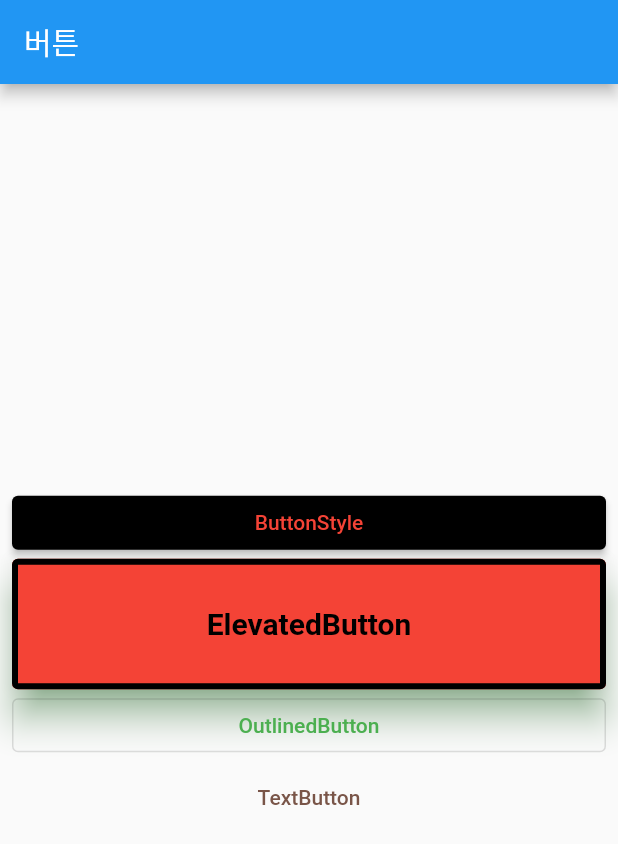
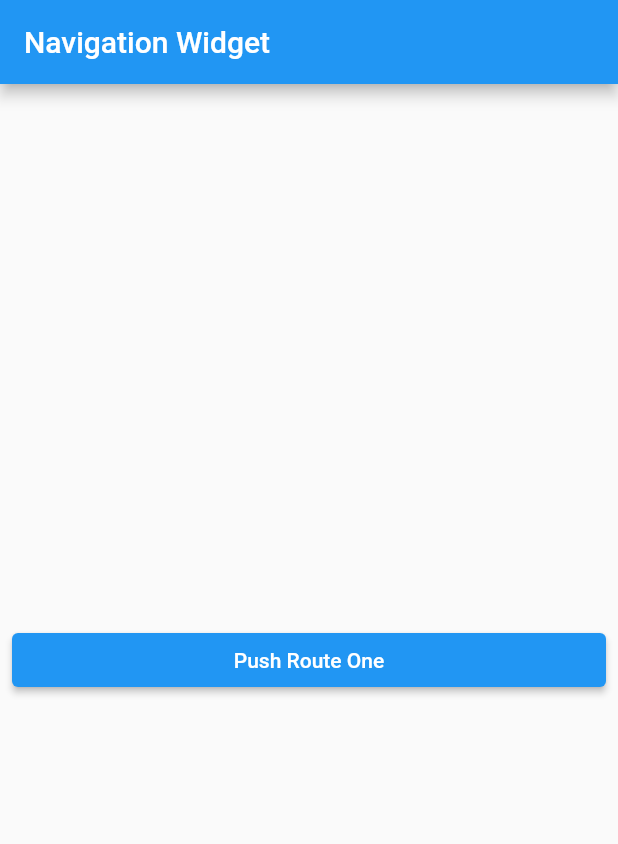
Before and after one commit to Jong-Yu/flutter_splash_screen, a Flutter app: the screen it shows after launch, on a phone screen of 412 x 824 dp. Shown: the top 844 px of the screen. Run offline on Flutter 3.47's test engine with Material 2 defaults, Android fonts, the phone set to English and light mode, and no system bars; our stand-ins replace webview_flutter.

```diff
--- /dev/null
+++ b/lib/layout/main_layout.dart
@@ -0,0 +1,24 @@
+import 'package:flutter/material.dart';
+
+class MainLayout extends StatelessWidget {
+  final String title;
+  final List<Widget> children;
+  const MainLayout({required this.title, required this.children, super.key});
+
+  @override
+  Widget build(BuildContext context) {
+    return Scaffold(
+      appBar: AppBar(
+        title: Text(title),
+      ),
+      body: Padding(
+        padding: EdgeInsets.symmetric(horizontal: 8.0),
+        child: Column(
+          mainAxisAlignment: MainAxisAlignment.center,
+          crossAxisAlignment: CrossAxisAlignment.stretch,
+          children: children,
+        ),
+      ),
+    );
+  }
+}
--- /dev/null
+++ b/lib/screen/navigation/navigation.dart
@@ -0,0 +1,28 @@
+import 'package:flutter/material.dart';
+import 'package:hello_world/layout/main_layout.dart';
+import 'package:hello_world/screen/navigation/route_one_screen.dart';
+
+class NavigationWidget extends StatelessWidget {
+  const NavigationWidget({super.key});
+
+  @override
+  Widget build(BuildContext context) {
+    return MainLayout(
+      title: 'Navigation Widget',
+      children: [
+        ElevatedButton(
+          onPressed: () async {
+            final result = await Navigator.of(context).push(
+              MaterialPageRoute(
+                builder: (BuildContext context) => RouteOneScreen(number: 123),
+              ),
+            );
+
+            print(result);
+          },
+          child: Text("Push Route One"),
+        ),
+      ],
+    );
+  }
+}
--- a/lib/screen/random_number.dart
+++ b/lib/screen/randomNumber/random_number.dart
@@ -3,7 +3,7 @@ import 'dart:math';
 import 'package:flutter/material.dart';
 import 'package:hello_world/component/number_row.dart';
 import 'package:hello_world/constant/color.dart';
-import 'package:hello_world/screen/settings_screen.dart';
+import 'package:hello_world/screen/randomNumber/settings_screen.dart';
 
 class RandomNumber extends StatefulWidget {
   const RandomNumber({super.key});
--- a/lib/screen/settings_screen.dart
+++ b/lib/screen/randomNumber/settings_screen.dart
@@ -1,7 +1,7 @@
 import 'package:flutter/material.dart';
 import 'package:hello_world/component/number_row.dart';
 
-import '../constant/color.dart';
+import '../../constant/color.dart';
 
 class SettingsScreen extends StatefulWidget {
   final int maxNumber;
```
Also changed, not shown: lib/main.dart (+12 -3 lines), lib/screen/navigation/route_one_screen.dart (added, +40 -0 lines), lib/screen/navigation/route_three_screen.dart (added, +27 -0 lines), lib/screen/navigation/route_two_screen.dart (added, +33 -0 lines), 1 other file.
